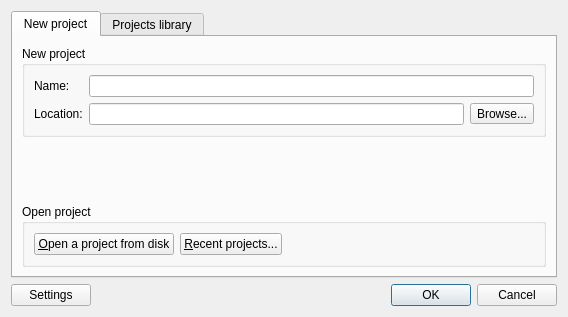
Old version of the form gns3/ui/project_dialog.ui in the repository GNS3/gns3-gui.
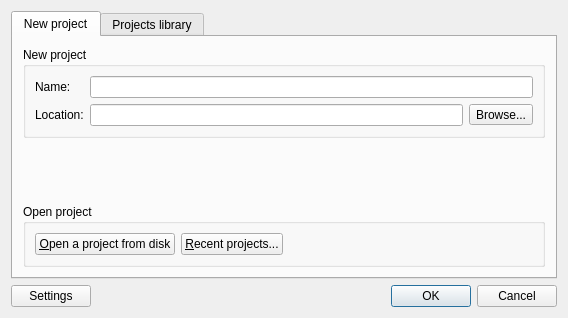
New version of the form.

Commit message: Force content margins for tab layouts.

```diff
--- a/gns3/ui/project_dialog.ui
+++ b/gns3/ui/project_dialog.ui
@@ -10,7 +10,7 @@
     <x>0</x>
     <y>0</y>
     <width>568</width>
-    <height>317</height>
+    <height>318</height>
    </rect>
   </property>
   <property name="windowTitle">
@@ -36,6 +36,9 @@
        <string>New project</string>
       </attribute>
       <layout class="QVBoxLayout" name="verticalLayout_3">
+       <property name="margin">
+        <number>10</number>
+       </property>
        <item>
         <widget class="QGroupBox" name="groupBox">
          <property name="title">
```
Left out of the diff: 5 changed lines with no effect on the pictures. The commit also changes 20 other files.
